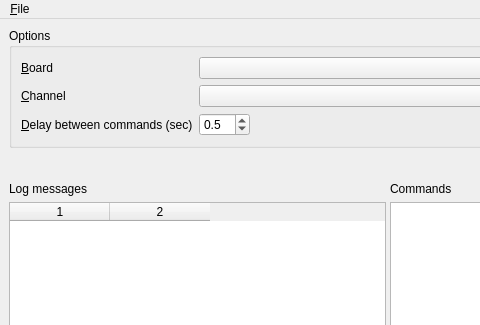
Before: the Qt Designer form program_turnon/ui/main_window.ui in lspestrip/striptease, drawn with Qt 5; both pictures show x 0 to 480 and y 0 to 325 of the 775 by 725 pixel window.
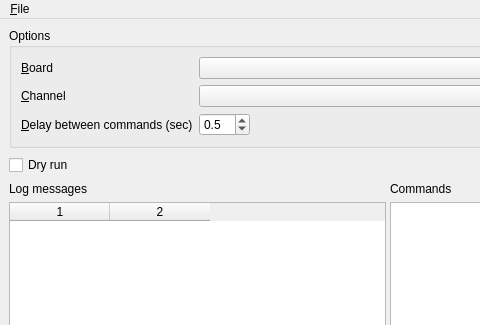
After: the same form once the commit is applied. Icons and pictures are not drawn.

```diff
--- a/program_turnon/ui/main_window.ui
+++ b/program_turnon/ui/main_window.ui
@@ -124,6 +124,16 @@
     </item>
     <item>
      <layout class="QHBoxLayout" name="horizontalLayout_6">
+      <item>
+       <widget class="QCheckBox" name="mock_run">
+        <property name="statusTip">
+         <string>If checked, no command will be sent to the webserver</string>
+        </property>
+        <property name="text">
+         <string>Dry run</string>
+        </property>
+       </widget>
+      </item>
       <item>
        <spacer name="horizontalSpacer">
         <property name="orientation">
```
Left out of the diff: 26 changed lines with no effect on the pictures.
